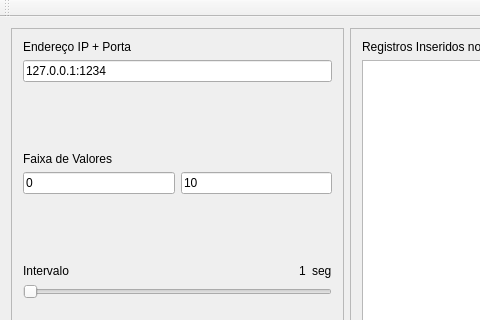
Old version of the form QTDataProducer/mainwindow.ui in the repository DenisMedeiros/DCA0201QTProject; both pictures show x 0 to 480 and y 0 to 320 of the 694 by 436 pixel window.
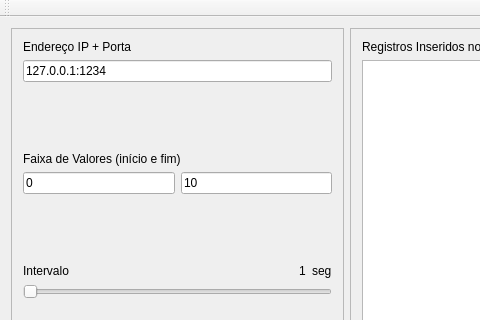
New version of the form.

Commit message: Melhorando a validação.

Patch:
```diff
--- a/QTDataProducer/mainwindow.ui
+++ b/QTDataProducer/mainwindow.ui
@@ -60,7 +60,7 @@
          <item>
           <widget class="QLabel" name="label_2">
            <property name="text">
-            <string>Faixa de Valores</string>
+            <string>Faixa de Valores (início e fim)</string>
            </property>
           </widget>
          </item>
```
The commit also changes 2 other files.
